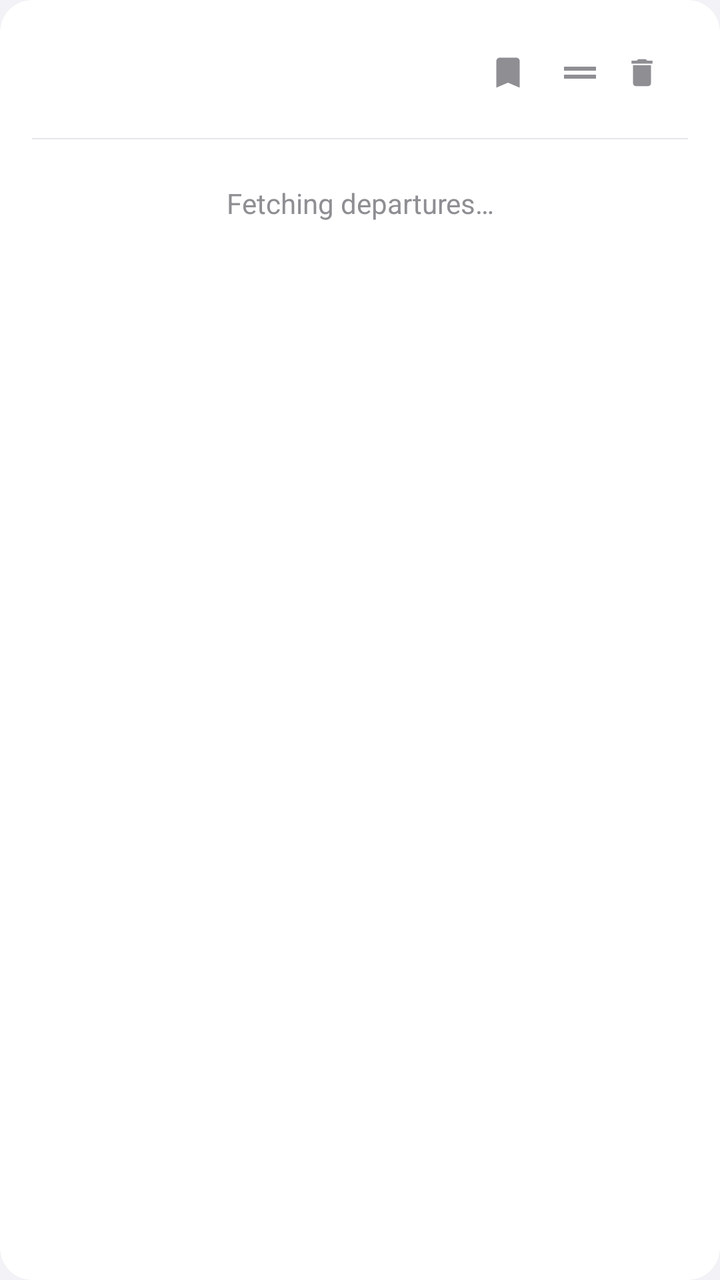
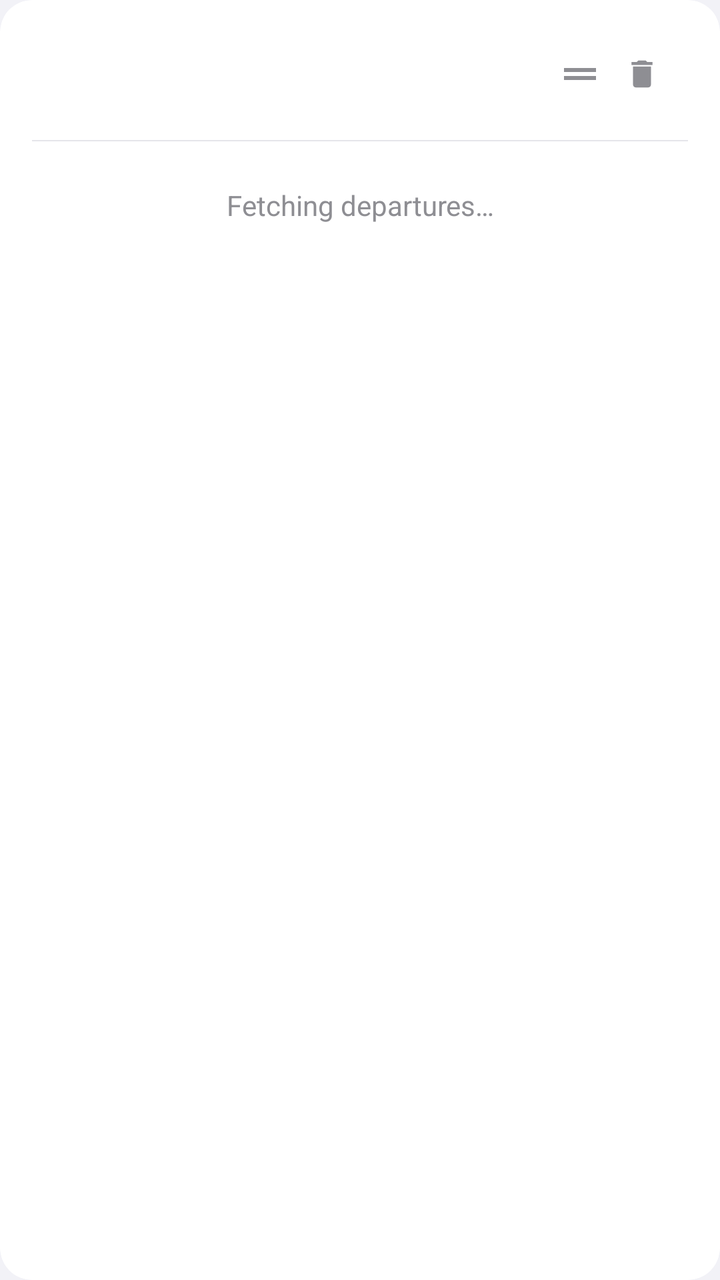

Screens rendered from an Android XML layout before and after an edit, with the pre-edit source and the edit as a unified diff.
<!-- AndroidManifest.xml: application theme Theme.WienerLinien -->
<!-- res/layout/item_stop_card.xml -->
<?xml version="1.0" encoding="utf-8"?>
<androidx.cardview.widget.CardView
    xmlns:android="http://schemas.android.com/apk/res/android"
    xmlns:app="http://schemas.android.com/apk/res-auto"
    android:id="@+id/card"
    android:layout_width="match_parent"
    android:layout_height="wrap_content"
    android:layout_marginBottom="12dp"
    app:cardCornerRadius="16dp"
    app:cardElevation="0dp"
    app:cardBackgroundColor="@color/surface">

    <LinearLayout
        android:layout_width="match_parent"
        android:layout_height="wrap_content"
        android:orientation="vertical"
        android:padding="16dp">

        
        <LinearLayout
            android:layout_width="match_parent"
            android:layout_height="wrap_content"
            android:orientation="horizontal"
            android:gravity="center_vertical"
            android:layout_marginBottom="12dp">

            <LinearLayout
                android:layout_width="0dp"
                android:layout_height="wrap_content"
                android:layout_weight="1"
                android:orientation="vertical">

                <LinearLayout
                    android:layout_width="wrap_content"
                    android:layout_height="wrap_content"
                    android:orientation="horizontal"
                    android:gravity="center_vertical">

                    <TextView
                        android:id="@+id/stopName"
                        android:layout_width="wrap_content"
                        android:layout_height="wrap_content"
                        android:textSize="17sp"
                        android:textStyle="bold"
                        android:textColor="@color/text_primary"
                        android:fontFamily="sans-serif-medium"
                        android:letterSpacing="-0.01" />

                    <TextView
                        android:id="@+id/offlineIndicator"
                        android:layout_width="wrap_content"
                        android:layout_height="wrap_content"
                        android:layout_marginStart="8dp"
                        android:text="Offline"
                        android:textSize="11sp"
                        android:textStyle="bold"
                        android:textColor="@color/warning_orange"
                        android:visibility="gone" />

                    <TextView
                        android:id="@+id/commuteBadge"
                        android:layout_width="wrap_content"
                        android:layout_height="wrap_content"
                        android:layout_marginStart="8dp"
                        android:text="🏠 Home"
                        android:textSize="11sp"
                        android:textStyle="bold"
                        android:textColor="@color/accent"
                        android:background="@drawable/bg_line_chip"
                        android:paddingHorizontal="6dp"
                        android:paddingVertical="2dp"
                        android:visibility="gone" />
                </LinearLayout>

                <TextView
                    android:id="@+id/rblNumber"
                    android:layout_width="wrap_content"
                    android:layout_height="wrap_content"
                    android:textSize="12sp"
                    android:textColor="@color/text_tertiary"
                    android:fontFamily="sans-serif"
                    android:layout_marginTop="2dp" />

            </LinearLayout>

            <ImageView
                android:id="@+id/tagBtn"
                android:layout_width="36dp"
                android:layout_height="36dp"
                android:padding="8dp"
                android:src="@drawable/ic_commute_tag"
                app:tint="@color/text_tertiary"
                android:background="?attr/selectableItemBackgroundBorderless"
                android:visibility="visible"
                android:contentDescription="Set Home or Work" />

            <ImageView
                android:id="@+id/dragHandle"
                android:layout_width="36dp"
                android:layout_height="36dp"
                android:padding="6dp"
                android:src="@drawable/ic_drag_handle"
                app:tint="@color/text_tertiary"
                android:contentDescription="Drag to reorder"
                android:background="?attr/selectableItemBackgroundBorderless" />

            <com.google.android.material.button.MaterialButton
                android:id="@+id/deleteBtn"
                style="@style/Widget.Material3.Button.IconButton"
                android:layout_width="36dp"
                android:layout_height="36dp"
                android:padding="0dp"
                app:icon="@drawable/ic_delete"
                app:iconTint="@color/text_tertiary"
                app:iconSize="18dp"
                android:backgroundTint="@android:color/transparent"
                android:contentDescription="Delete stop" />

        </LinearLayout>

        
        <View
            android:layout_width="match_parent"
            android:layout_height="0.5dp"
            android:background="@color/separator"
            android:layout_marginBottom="10dp" />

        
        <LinearLayout
            android:id="@+id/disruptionBanner"
            android:layout_width="match_parent"
            android:layout_height="wrap_content"
            android:orientation="horizontal"
            android:gravity="center_vertical"
            android:background="@drawable/bg_line_chip"
            android:backgroundTint="#33FF9F0A"
            android:paddingHorizontal="10dp"
            android:paddingVertical="6dp"
            android:layout_marginBottom="10dp"
            android:visibility="gone">

            <TextView
                android:layout_width="wrap_content"
                android:layout_height="wrap_content"
                android:text="⚠️"
                android:textSize="12sp"
                android:layout_marginEnd="6dp" />

            <TextView
                android:id="@+id/disruptionText"
                android:layout_width="0dp"
                android:layout_height="wrap_content"
                android:layout_weight="1"
                android:textColor="#FF9F0A"
                android:textSize="11sp"
                android:fontFamily="sans-serif-medium"
                android:maxLines="2"
                android:ellipsize="end" />
        </LinearLayout>

        
        <com.wienerlinien.app.ui.DepartureRowView
            android:id="@+id/dep1"
            android:layout_width="match_parent"
            android:layout_height="52dp"
            android:visibility="gone" />

        <com.wienerlinien.app.ui.DepartureRowView
            android:id="@+id/dep2"
            android:layout_width="match_parent"
            android:layout_height="52dp"
            android:visibility="gone" />

        <com.wienerlinien.app.ui.DepartureRowView
            android:id="@+id/dep3"
            android:layout_width="match_parent"
            android:layout_height="52dp"
            android:visibility="gone" />

        <com.wienerlinien.app.ui.DepartureRowView
            android:id="@+id/dep4"
            android:layout_width="match_parent"
            android:layout_height="52dp"
            android:visibility="gone" />

        
        <TextView
            android:id="@+id/noDataText"
            android:layout_width="match_parent"
            android:layout_height="44dp"
            android:gravity="center"
            android:text="Fetching departures…"
            android:textSize="14sp"
            android:textColor="@color/text_tertiary"
            android:fontFamily="sans-serif"
            android:visibility="visible" />

    </LinearLayout>
</androidx.cardview.widget.CardView>
<!-- resources referenced by this layout -->
<resources>
  <color name="accent">#D41727</color>
  <color name="separator">#E5E5EA</color>
  <color name="surface">#FFFFFF</color>
  <color name="text_primary">#1C1C1E</color>
  <color name="text_tertiary">#8E8E93</color>
  <color name="warning_orange">#FF9500</color>
  <!-- drawable bg_line_chip (drawable) -->
  <?xml version="1.0" encoding="utf-8"?>
  <shape xmlns:android="http://schemas.android.com/apk/res/android"
      android:shape="rectangle">
      <corners android:radius="6dp" />
      <solid android:color="#888888" />
  </shape>
  <!-- drawable ic_commute_tag (drawable) -->
  <vector xmlns:android="http://schemas.android.com/apk/res/android"
      android:width="24dp"
      android:height="24dp"
      android:viewportWidth="24"
      android:viewportHeight="24">
      <path
          android:fillColor="#FFFFFFFF"
          android:pathData="M17,3H7c-1.1,0 -1.99,0.9 -1.99,2L5,21l7,-3 7,3V5c0,-1.1 -0.9,-2 -2,-2z"/>
  </vector>
  <!-- drawable ic_delete (drawable) -->
  <?xml version="1.0" encoding="utf-8"?>
  <vector xmlns:android="http://schemas.android.com/apk/res/android"
      android:width="24dp"
      android:height="24dp"
      android:viewportWidth="24"
      android:viewportHeight="24">
      <path
          android:fillColor="#8E8E93"
          android:pathData="M6,19c0,1.1 0.9,2 2,2h8c1.1,0 2,-0.9 2,-2V7H6v12zM19,4h-3.5l-1,-1h-5l-1,1H5v2h14V4z" />
  </vector>
  <!-- drawable ic_drag_handle (drawable) -->
  <?xml version="1.0" encoding="utf-8"?>
  <vector xmlns:android="http://schemas.android.com/apk/res/android"
      android:width="24dp"
      android:height="24dp"
      android:viewportWidth="24"
      android:viewportHeight="24">
      <path
          android:fillColor="#8E8E93"
          android:pathData="M20,9H4v2h16V9z M4,15h16v-2H4V15z" />
  </vector>
  <style name="Theme.WienerLinien" parent="Theme.Material3.DayNight.NoActionBar">
          <item name="colorPrimary">@color/accent</item>
          <item name="colorPrimaryVariant">@color/accent</item>
          <item name="colorOnPrimary">@color/white</item>
          <item name="colorSurface">@color/surface</item>
          <item name="colorOnSurface">@color/text_primary</item>
          <item name="android:colorBackground">@color/background</item>
          <item name="android:statusBarColor">@color/background</item>
          <item name="android:navigationBarColor">@color/background</item>
          <item name="android:windowLightStatusBar">true</item>
          <item name="android:fontFamily">sans-serif</item>
  
          <item name="cardViewStyle">@style/CardStyle</item>
          <item name="materialCardViewStyle">@style/CardStyle</item>
      </style>
  <color name="white">#FFFFFF</color>
  <color name="background">#F2F2F7</color>
  <style name="CardStyle" parent="Widget.Material3.CardView.Elevated">
          <item name="cardElevation">0dp</item>
          <item name="cardCornerRadius">16dp</item>
          <item name="cardBackgroundColor">@color/surface</item>
          <item name="strokeWidth">0dp</item>
      </style>
</resources>

<!-- the commit's change to res/layout/item_stop_card.xml (unified diff, before → after) -->
@@ -28,29 +28,64 @@
                 android:layout_width="0dp"
                 android:layout_height="wrap_content"
                 android:layout_weight="1"
-                android:orientation="vertical">
-
+                android:orientation="vertical"
+                android:layout_marginEnd="8dp">
+
+                <TextView
+                    android:id="@+id/stopName"
+                    android:layout_width="wrap_content"
+                    android:layout_height="wrap_content"
+                    android:textSize="17sp"
+                    android:textStyle="bold"
+                    android:textColor="@color/text_primary"
+                    android:fontFamily="sans-serif-medium"
+                    android:ellipsize="end"
+                    android:maxLines="1"
+                    android:letterSpacing="-0.01" />
+
+                
                 <LinearLayout
                     android:layout_width="wrap_content"
                     android:layout_height="wrap_content"
                     android:orientation="horizontal"
-                    android:gravity="center_vertical">
-
-                    <TextView
-                        android:id="@+id/stopName"
-                        android:layout_width="wrap_content"
-                        android:layout_height="wrap_content"
-                        android:textSize="17sp"
+                    android:gravity="center_vertical"
+                    android:layout_marginTop="3dp">
+
+                    <TextView
+                        android:id="@+id/homeBadge"
+                        android:layout_width="wrap_content"
+                        android:layout_height="wrap_content"
+                        android:text="🏠 Home"
+                        android:textSize="10sp"
                         android:textStyle="bold"
-                        android:textColor="@color/text_primary"
-                        android:fontFamily="sans-serif-medium"
-                        android:letterSpacing="-0.01" />
+                        android:textColor="@color/white"
+                        android:background="@drawable/bg_home_pill"
+                        android:paddingHorizontal="6dp"
+                        android:paddingVertical="1.5dp"
+                        android:layout_marginEnd="6dp"
+                        android:singleLine="true"
+                        android:visibility="gone" />
+
+                    <TextView
+                        android:id="@+id/workBadge"
+                        android:layout_width="wrap_content"
+                        android:layout_height="wrap_content"
+                        android:text="💼 Work"
+                        android:textSize="10sp"
+                        android:textStyle="bold"
+                        android:textColor="@color/white"
+                        android:background="@drawable/bg_work_pill"
+                        android:paddingHorizontal="6dp"
+                        android:paddingVertical="1.5dp"
+                        android:layout_marginEnd="6dp"
+                        android:singleLine="true"
+                        android:visibility="gone" />
 
                     <TextView
                         android:id="@+id/offlineIndicator"
                         android:layout_width="wrap_content"
                         android:layout_height="wrap_content"
-                        android:layout_marginStart="8dp"
+                        android:layout_marginEnd="6dp"
                         android:text="Offline"
                         android:textSize="11sp"
                         android:textStyle="bold"
@@ -58,41 +93,18 @@
                         android:visibility="gone" />
 
                     <TextView
-                        android:id="@+id/commuteBadge"
-                        android:layout_width="wrap_content"
-                        android:layout_height="wrap_content"
-                        android:layout_marginStart="8dp"
-                        android:text="🏠 Home"
-                        android:textSize="11sp"
-                        android:textStyle="bold"
-                        android:textColor="@color/accent"
-                        android:background="@drawable/bg_line_chip"
-                        android:paddingHorizontal="6dp"
-                        android:paddingVertical="2dp"
-                        android:visibility="gone" />
+                        android:id="@+id/rblNumber"
+                        android:layout_width="wrap_content"
+                        android:layout_height="wrap_content"
+                        android:textSize="12sp"
+                        android:textColor="@color/text_tertiary"
+                        android:fontFamily="sans-serif"
+                        android:ellipsize="end"
+                        android:maxLines="1" />
+
                 </LinearLayout>
 
-                <TextView
-                    android:id="@+id/rblNumber"
-                    android:layout_width="wrap_content"
-                    android:layout_height="wrap_content"
-                    android:textSize="12sp"
-                    android:textColor="@color/text_tertiary"
-                    android:fontFamily="sans-serif"
-                    android:layout_marginTop="2dp" />
-
             </LinearLayout>
-
-            <ImageView
-                android:id="@+id/tagBtn"
-                android:layout_width="36dp"
-                android:layout_height="36dp"
-                android:padding="8dp"
-                android:src="@drawable/ic_commute_tag"
-                app:tint="@color/text_tertiary"
-                android:background="?attr/selectableItemBackgroundBorderless"
-                android:visibility="visible"
-                android:contentDescription="Set Home or Work" />
 
             <ImageView
                 android:id="@+id/dragHandle"
<!-- resource entries referenced after the edit -->
@@ -13,16 +13,13 @@
       <corners android:radius="6dp" />
       <solid android:color="#888888" />
   </shape>
-  <!-- drawable ic_commute_tag (drawable) -->
-  <vector xmlns:android="http://schemas.android.com/apk/res/android"
-      android:width="24dp"
-      android:height="24dp"
-      android:viewportWidth="24"
-      android:viewportHeight="24">
-      <path
-          android:fillColor="#FFFFFFFF"
-          android:pathData="M17,3H7c-1.1,0 -1.99,0.9 -1.99,2L5,21l7,-3 7,3V5c0,-1.1 -0.9,-2 -2,-2z"/>
-  </vector>
+  <!-- drawable bg_work_pill (drawable) -->
+  <?xml version="1.0" encoding="utf-8"?>
+  <shape xmlns:android="http://schemas.android.com/apk/res/android"
+      android:shape="rectangle">
+      <corners android:radius="6dp" />
+      <solid android:color="#2196F3" />
+  </shape>
   <!-- drawable ic_delete (drawable) -->
   <?xml version="1.0" encoding="utf-8"?>
   <vector xmlns:android="http://schemas.android.com/apk/res/android"
@@ -61,6 +58,13 @@
           <item name="materialCardViewStyle">@style/CardStyle</item>
       </style>
   <color name="white">#FFFFFF</color>
+  <!-- drawable bg_home_pill (drawable) -->
+  <?xml version="1.0" encoding="utf-8"?>
+  <shape xmlns:android="http://schemas.android.com/apk/res/android"
+      android:shape="rectangle">
+      <corners android:radius="6dp" />
+      <solid android:color="@color/accent" />
+  </shape>
   <color name="background">#F2F2F7</color>
   <style name="CardStyle" parent="Widget.Material3.CardView.Elevated">
           <item name="cardElevation">0dp</item>
